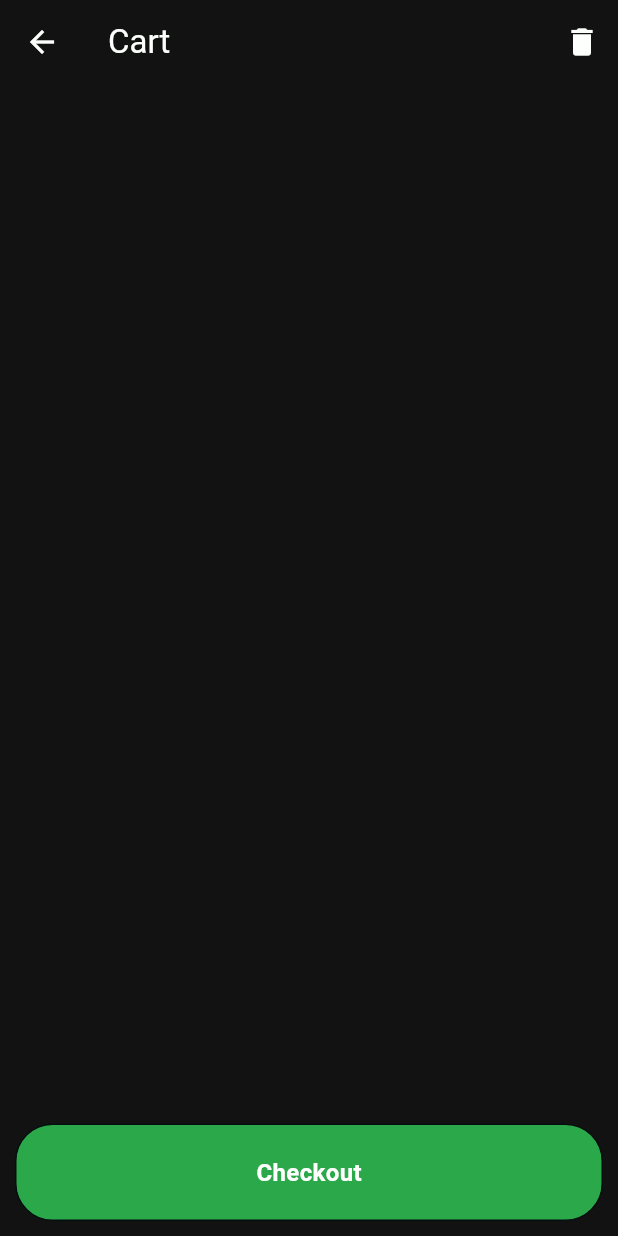
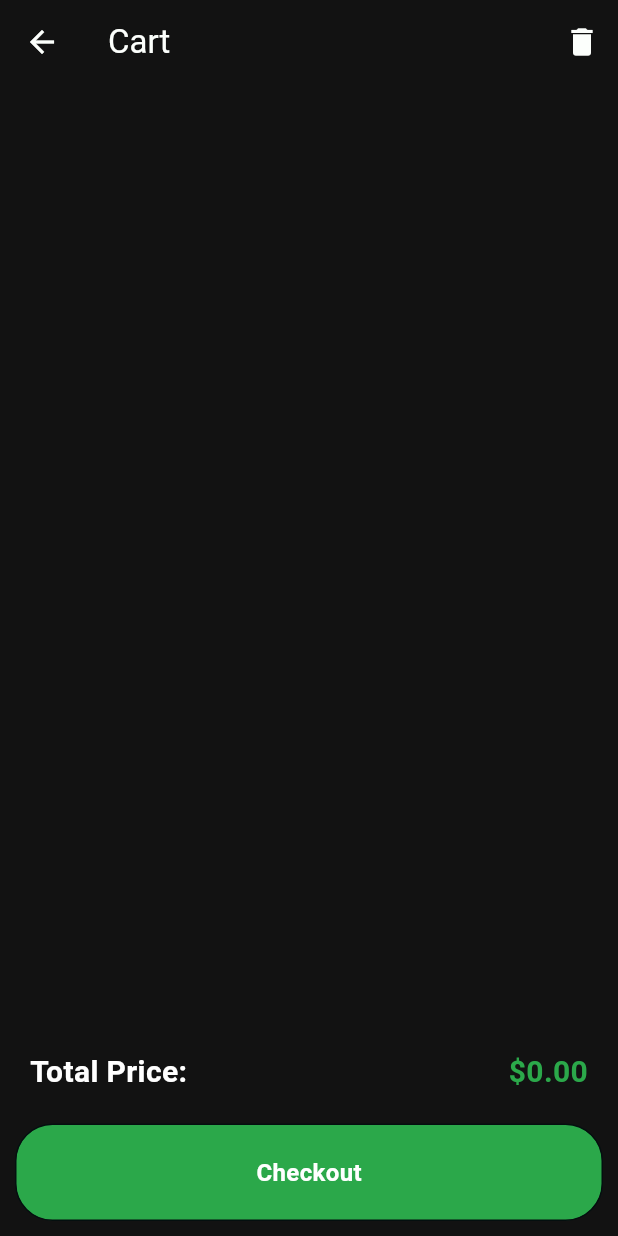
Before and after one commit to branthompson/food_delivery_app, a Flutter app: the CartScreen screen opened directly, on a phone screen of 412 x 824 dp. Run offline on Flutter 3.47's test engine with Material 3 defaults, Android fonts, the phone set to English and light mode, and no system bars; our stand-ins replace firebase_auth, firebase_core, flutter_credit_card; accounts and stored records are empty.

Commit message:
added addons to the food screen and total price to the cart screen

```diff
--- a/food_delivery_app-BranV4/lib/screens/cart_screen.dart
+++ b/food_delivery_app-BranV4/lib/screens/cart_screen.dart
@@ -11,16 +11,18 @@ class CartScreen extends StatelessWidget {
   @override
   Widget build(BuildContext context) {
     return Consumer<Restaurant>(
-      builder:(context, restaurant, child){
-      final userCart=restaurant.cart;
+      builder: (context, restaurant, child) {
+        final userCart = restaurant.cart;
+
+        // Calculate the total price
+        double totalPrice = userCart.fold(0, (sum, current) => sum + (current.food.price * current.quantity));
 
         return Scaffold(
           appBar: AppBar(
-          title: Text("Cart"),
+            title: const Text("Cart"),
             backgroundColor: Colors.transparent,
             foregroundColor: Theme.of(context).colorScheme.inversePrimary,
             actions: [
-            //clear cart
               IconButton(
                 onPressed: () {
                   Navigator.pop(context);
@@ -28,33 +30,47 @@ class CartScreen extends StatelessWidget {
                 },
                 icon: const Icon(Icons.delete),
               ),
-
             ],
           ),
           body: Column(
             children: [
-
-            //
-            Expanded(
-              child: Column(
-                children: [
               Expanded(
                 child: ListView.builder(
                   itemCount: userCart.length,
-                      itemBuilder:(context, index){
+                  itemBuilder: (context, index) {
                     final cartItem = userCart[index];
-                      return MyCartSection(cartItem:cartItem);
-
+                    return MyCartSection(cartItem: cartItem);
                   },
+                ),
+              ),
+              // Display total price
+              Padding(
+                padding: const EdgeInsets.symmetric(horizontal: 20, vertical: 10),
+                child: Row(
+                  mainAxisAlignment: MainAxisAlignment.spaceBetween,
+                  children: [
+                    const Text(
+                      'Total Price:',
+                      style: TextStyle(
+                        fontSize: 20,
+                        fontWeight: FontWeight.bold,
+                      ),
+                    ),
+                    Text(
+                      '\$${totalPrice.toStringAsFixed(2)}',
+                      style: TextStyle(
+                        fontSize: 20,
+                        fontWeight: FontWeight.bold,
+                        color: Theme.of(context).colorScheme.secondary,
                       ),
                     ),
                   ],
                 ),
               ),
-            //pay button
+              // Checkout button
               MyButton(
                 text: "Checkout",
-              onTap: (){
+                onTap: () {
                   Navigator.of(context).push(
                     MaterialPageRoute(builder: (context) => const PaymentScreen())
                   );
@@ -63,6 +79,7 @@ class CartScreen extends StatelessWidget {
             ],
           )
         );
-    });
+      }
+    );
   }
 }
```
Also changed, not shown: food_delivery_app-BranV4/lib/screens/food_screen.dart (+18 -5 lines). Lines whose indentation alone changed are shown as unchanged.
